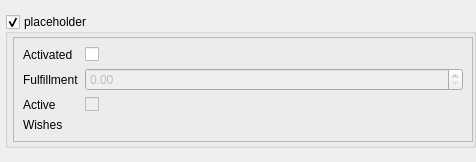
First picture: the form in src/rqt_planner_gui/resource/goal.ui, repository ros-hybrid-behaviour-planner/rhbp, before the edit.
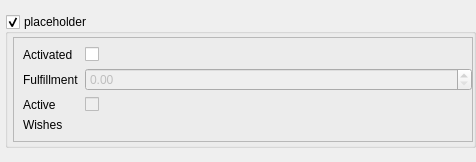
Second picture: the form after the edit.

Commit message: creating goal and behaviour widgets on demand from plannerStatus messages

```diff
--- a/src/rqt_planner_gui/resource/goal.ui
+++ b/src/rqt_planner_gui/resource/goal.ui
@@ -80,6 +80,9 @@
          <enum>QFrame::Plain</enum>
         </property>
         <layout class="QGridLayout" name="gridLayout_3">
+         <property name="rightMargin">
+          <number>0</number>
+         </property>
          <item row="2" column="0">
           <widget class="QLabel" name="activeLabel">
            <property name="sizePolicy">
```
The commit also changes 5 other files.
